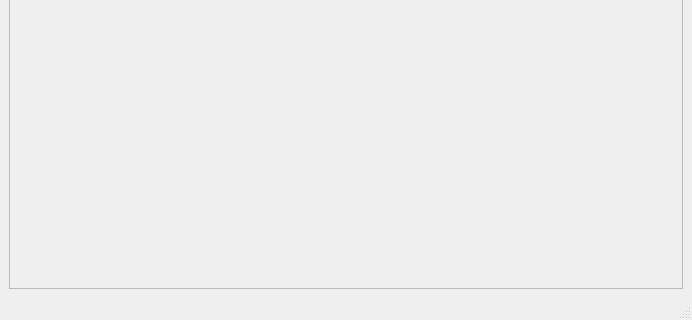
This is mainwindow.ui in isys35/lol_project as Qt 5 draws it before an edit; both pictures show x 0 to 692 and y 531 to 851 of the 692 by 851 pixel window. The edited form follows.
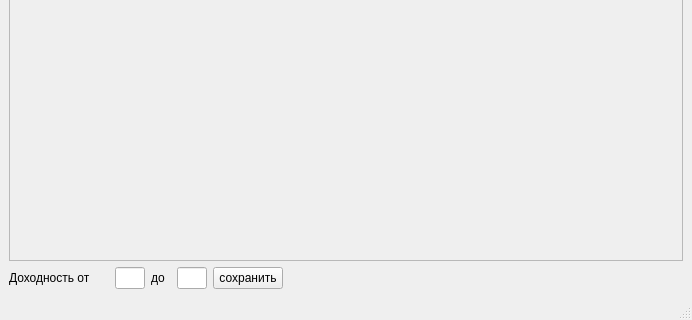
This is the edited form.

Commit message: сохранение дипозона вилок

```diff
--- a/mainwindow.ui
+++ b/mainwindow.ui
@@ -126,8 +126,8 @@
           <rect>
            <x>0</x>
            <y>0</y>
-           <width>666</width>
-           <height>600</height>
+           <width>670</width>
+           <height>611</height>
           </rect>
          </property>
          <layout class="QVBoxLayout" name="verticalLayout_6">
@@ -140,6 +140,76 @@
       </item>
      </layout>
     </item>
+    <item>
+     <layout class="QHBoxLayout" name="horizontalLayout_6">
+      <item>
+       <widget class="QLabel" name="label_7">
+        <property name="maximumSize">
+         <size>
+          <width>100</width>
+          <height>16777215</height>
+         </size>
+        </property>
+        <property name="text">
+         <string>Доходность от</string>
+        </property>
+       </widget>
+      </item>
+      <item>
+       <widget class="QLineEdit" name="lineEdit">
+        <property name="maximumSize">
+         <size>
+          <width>30</width>
+          <height>16777215</height>
+         </size>
+        </property>
+       </widget>
+      </item>
+      <item>
+       <widget class="QLabel" name="label_8">
+        <property name="maximumSize">
+         <size>
+          <width>20</width>
+          <height>16777215</height>
+         </size>
+        </property>
+        <property name="text">
+         <string>до</string>
+        </property>
+       </widget>
+      </item>
+      <item>
+       <widget class="QLineEdit" name="lineEdit_2">
+        <property name="maximumSize">
+         <size>
+          <width>30</width>
+          <height>16777215</height>
+         </size>
+        </property>
+       </widget>
+      </item>
+      <item>
+       <widget class="QPushButton" name="pushButton_3">
+        <property name="maximumSize">
+         <size>
+          <width>70</width>
+          <height>16777215</height>
+         </size>
+        </property>
+        <property name="text">
+         <string>сохранить</string>
+        </property>
+       </widget>
+      </item>
+      <item>
+       <widget class="QLabel" name="label_9">
+        <property name="text">
+         <string/>
+        </property>
+       </widget>
+      </item>
+     </layout>
+    </item>
    </layout>
   </widget>
   <widget class="QMenuBar" name="menubar">
```
Left out of the diff: 2 changed lines with no effect on the pictures. The commit also changes 2 other files.
